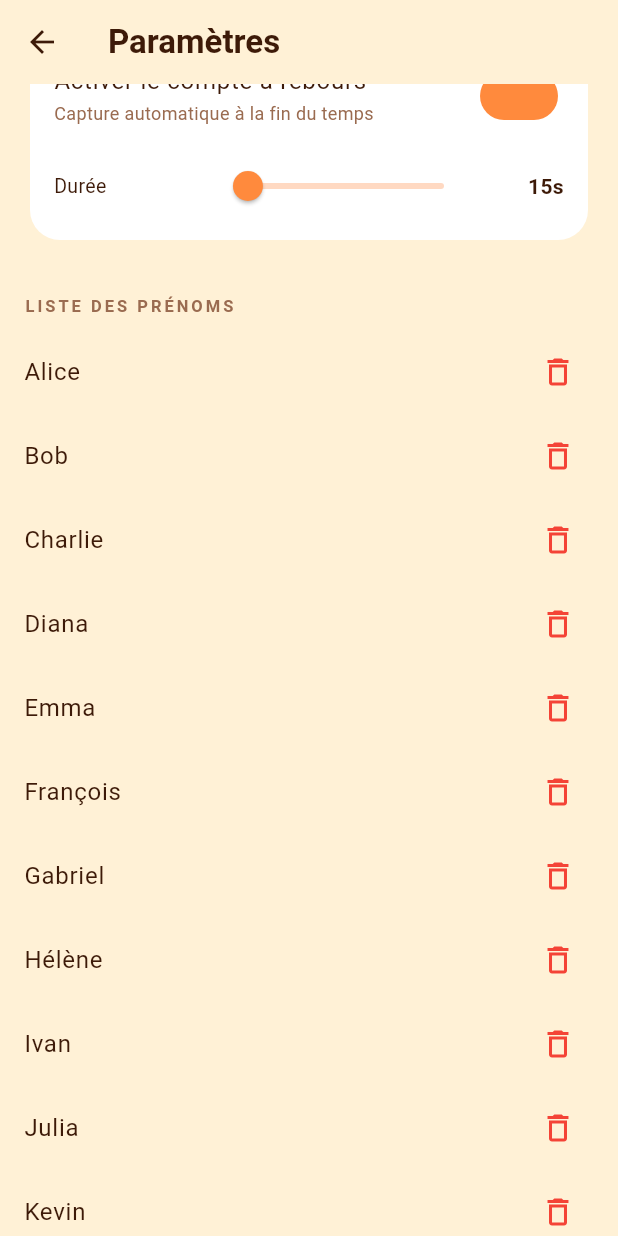
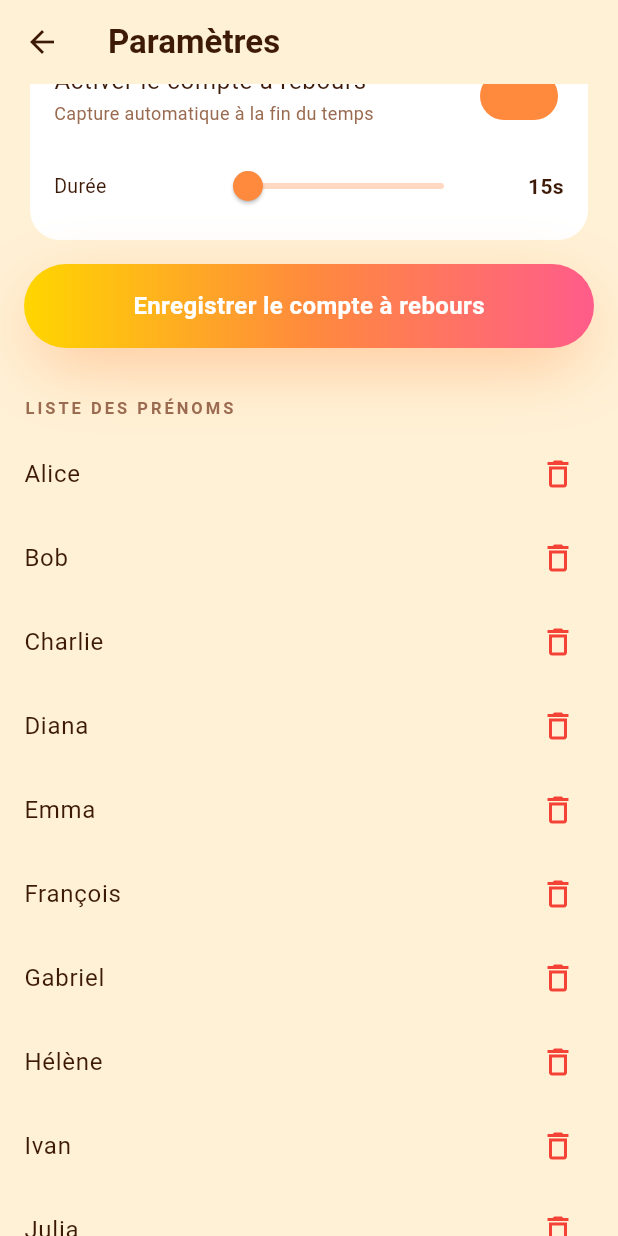
Before and after one commit to t-sdz/Vershoq, a Flutter app: the SettingsScreen screen opened directly, scrolled down 576 dp, after a tap on "Activer le compte à rebours", on a phone screen of 412 x 824 dp. Run offline on Flutter 3.47's test engine with Material 3 defaults, Android fonts, the phone set to English and light mode, and no system bars; our stand-ins replace camera, cloud_firestore, firebase_auth, firebase_core, flutter_image_compress, flutter_local_notifications and 4 more; missing offline and left inert: gal; accounts and stored records are empty; generated files the repository leaves out were written again; network calls fail.

Commit message:
Bouton de confirmation du compte à rebours + retrait emoji création
- Le compte à rebours ne se sauvegarde plus à chaque changement : un
  bouton « Enregistrer le compte à rebours » applique et replanifie,
  comme la section Notifications
- Retire l'emoji 🎉 de la page de création de groupe

https://claude.ai/code/session_01CJYTBAGPiu2ycUUP3fmnEs

```diff
--- a/lib/screens/create_group_screen.dart
+++ b/lib/screens/create_group_screen.dart
@@ -61,8 +61,6 @@ class _CreateGroupScreenState extends State<CreateGroupScreen> {
     return ListView(
       padding: const EdgeInsets.all(24),
       children: [
-        const Text('🎉', style: TextStyle(fontSize: 48)),
-        const SizedBox(height: 12),
         const Text('Nouveau groupe',
             style: TextStyle(color: VTheme.warmDark, fontSize: 24, fontWeight: FontWeight.w900)),
         const SizedBox(height: 4),
--- a/lib/screens/settings_screen.dart
+++ b/lib/screens/settings_screen.dart
@@ -78,6 +78,14 @@ class _SettingsScreenState extends State<SettingsScreen> {
     final prefs = await SharedPreferences.getInstance();
     await prefs.setBool('countdown_enabled', _countdownEnabled);
     await prefs.setInt('countdown_seconds', _countdownSeconds);
+    // Replanifie pour que le chrono des notifs suive la nouvelle durée.
+    await NotificationService.cancelAll();
+    await NotificationService.scheduleRandom();
+    if (mounted) {
+      ScaffoldMessenger.of(context).showSnackBar(
+        const SnackBar(content: Text('Compte à rebours enregistré !')),
+      );
+    }
   }
 
   Future<void> _addName() async {
@@ -147,6 +155,13 @@ class _SettingsScreenState extends State<SettingsScreen> {
           _SectionTitle('Compte à rebours'),
           const SizedBox(height: 8),
           _buildCountdownCard(),
+          const SizedBox(height: 12),
+          GradientButton(
+            label: 'Enregistrer le compte à rebours',
+            gradient: VTheme.solarGradient,
+            shadows: VTheme.glowSolar,
+            onPressed: _saveCountdownSettings,
+          ),
           const SizedBox(height: 32),
           _SectionTitle('Liste des prénoms'),
           const SizedBox(height: 8),
@@ -312,10 +327,7 @@ class _SettingsScreenState extends State<SettingsScreen> {
               ),
               value: _countdownEnabled,
               activeColor: VTheme.orange,
-              onChanged: (v) {
-                setState(() => _countdownEnabled = v);
-                _saveCountdownSettings();
-              },
+              onChanged: (v) => setState(() => _countdownEnabled = v),
             ),
             if (_countdownEnabled)
               Padding(
@@ -330,7 +342,6 @@ class _SettingsScreenState extends State<SettingsScreen> {
                   onChanged: (v) {
                     final snapped = (v / 15).round() * 15;
                     setState(() => _countdownSeconds = snapped);
-                    _saveCountdownSettings();
                   },
                 ),
               ),
```
